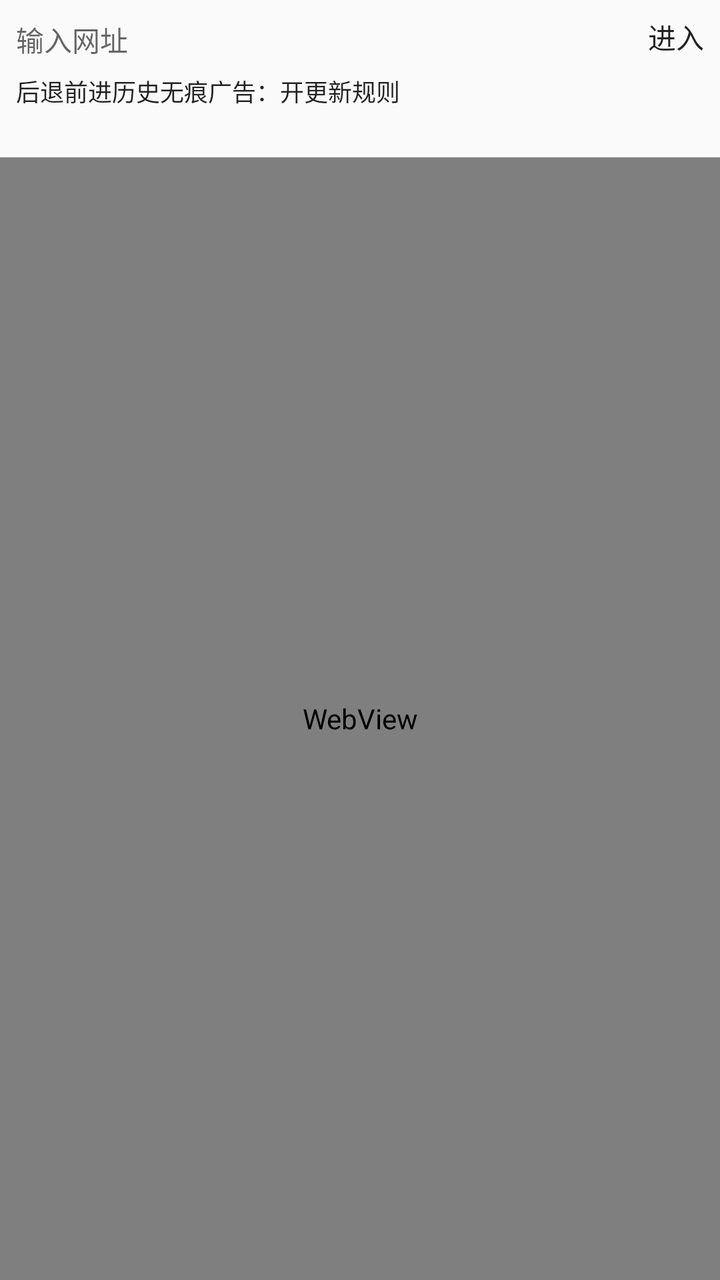
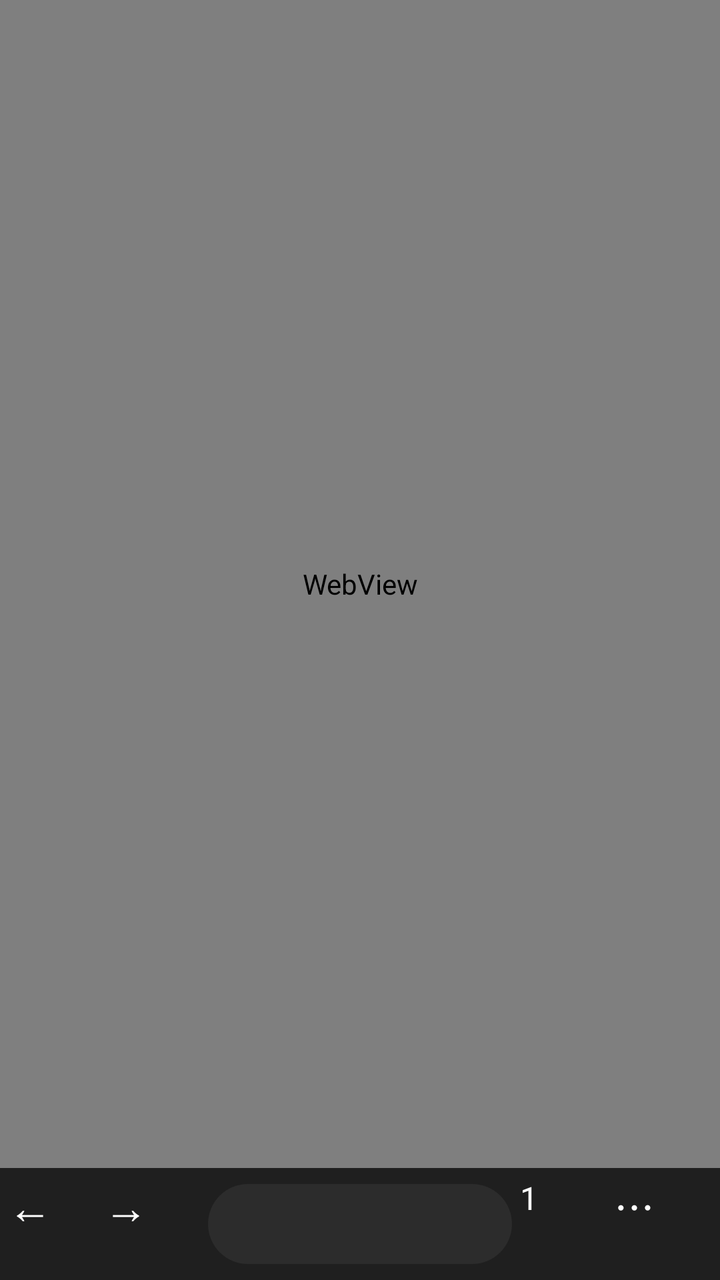

Before-and-after screenshots of an Android layout around one commit, followed by the original layout XML and the change that was made.
<!-- AndroidManifest.xml: application theme android:Theme.Material.Light.NoActionBar -->
<!-- res/layout/activity_main.xml -->
<?xml version="1.0" encoding="utf-8"?>
<LinearLayout xmlns:android="http://schemas.android.com/apk/res/android"
    android:layout_width="match_parent"
    android:layout_height="match_parent"
    android:orientation="vertical">

    <LinearLayout
        android:layout_width="match_parent"
        android:layout_height="wrap_content"
        android:orientation="horizontal"
        android:padding="8dp">

        <EditText
            android:id="@+id/address_bar"
            android:layout_width="0dp"
            android:layout_height="wrap_content"
            android:layout_weight="1"
            android:hint="@string/address_hint"
            android:inputType="textUri"
            android:imeOptions="actionGo"
            android:singleLine="true" />

        <Button
            android:id="@+id/go_button"
            android:layout_width="wrap_content"
            android:layout_height="wrap_content"
            android:text="@string/go" />

    </LinearLayout>

    <HorizontalScrollView
        android:layout_width="match_parent"
        android:layout_height="wrap_content">

        <LinearLayout
            android:layout_width="wrap_content"
            android:layout_height="wrap_content"
            android:orientation="horizontal"
            android:paddingStart="8dp"
            android:paddingEnd="8dp"
            android:paddingBottom="4dp">

            <Button
                android:id="@+id/back_button"
                android:layout_width="wrap_content"
                android:layout_height="wrap_content"
                android:textSize="12sp"
                android:text="@string/back" />

            <Button
                android:id="@+id/forward_button"
                android:layout_width="wrap_content"
                android:layout_height="wrap_content"
                android:textSize="12sp"
                android:text="@string/forward" />

            <Button
                android:id="@+id/history_button"
                android:layout_width="wrap_content"
                android:layout_height="wrap_content"
                android:textSize="12sp"
                android:text="@string/history" />

            <Button
                android:id="@+id/incognito_button"
                android:layout_width="wrap_content"
                android:layout_height="wrap_content"
                android:textSize="12sp"
                android:text="@string/incognito" />

            <Button
                android:id="@+id/adblock_button"
                android:layout_width="wrap_content"
                android:layout_height="wrap_content"
                android:textSize="12sp"
                android:text="@string/adblock_on" />

            <Button
                android:id="@+id/update_rules_button"
                android:layout_width="wrap_content"
                android:layout_height="wrap_content"
                android:textSize="12sp"
                android:text="@string/update_rules" />

        </LinearLayout>

    </HorizontalScrollView>

    <ProgressBar
        android:id="@+id/progress_bar"
        style="?android:attr/progressBarStyleHorizontal"
        android:layout_width="match_parent"
        android:layout_height="4dp"
        android:max="100"
        android:visibility="gone" />

    <TextView
        android:id="@+id/status_view"
        android:layout_width="match_parent"
        android:layout_height="wrap_content"
        android:paddingStart="12dp"
        android:paddingEnd="12dp"
        android:paddingTop="2dp"
        android:paddingBottom="2dp"
        android:textSize="12sp" />

    <WebView
        android:id="@+id/webview"
        android:layout_width="match_parent"
        android:layout_height="0dp"
        android:layout_weight="1" />

</LinearLayout>
<!-- resources referenced by this layout -->
<resources>
  <string name="adblock_on">广告：开</string>
  <string name="address_hint">输入网址</string>
  <string name="back">后退</string>
  <string name="forward">前进</string>
  <string name="go">进入</string>
  <string name="history">历史</string>
  <string name="incognito">无痕</string>
  <string name="update_rules">更新规则</string>
</resources>

<!-- the commit's change to res/layout/activity_main.xml (unified diff, before → after) -->
@@ -1,113 +1,160 @@
 <?xml version="1.0" encoding="utf-8"?>
-<LinearLayout xmlns:android="http://schemas.android.com/apk/res/android"
+<RelativeLayout xmlns:android="http://schemas.android.com/apk/res/android"
     android:layout_width="match_parent"
     android:layout_height="match_parent"
-    android:orientation="vertical">
+    android:background="#121212">
 
+    
     <LinearLayout
+        android:id="@+id/bottom_bar"
+        android:layout_width="match_parent"
+        android:layout_height="56dp"
+        android:layout_alignParentBottom="true"
+        android:background="#1F1F1F"
+        android:gravity="center_vertical"
+        android:orientation="horizontal"
+        android:paddingStart="4dp"
+        android:paddingEnd="4dp">
+
+        <Button
+            android:id="@+id/back_button"
+            android:layout_width="48dp"
+            android:layout_height="48dp"
+            android:background="?android:attr/selectableItemBackground"
+            android:text="←"
+            android:textColor="#FFFFFF"
+            android:textSize="22sp" />
+
+        <Button
+            android:id="@+id/forward_button"
+            android:layout_width="48dp"
+            android:layout_height="48dp"
+            android:background="?android:attr/selectableItemBackground"
+            android:text="→"
+            android:textColor="#FFFFFF"
+            android:textSize="22sp" />
+
+        <TextView
+            android:id="@+id/address_pill"
+            android:layout_width="0dp"
+            android:layout_height="40dp"
+            android:layout_weight="1"
+            android:layout_marginStart="4dp"
+            android:layout_marginEnd="4dp"
+            android:background="@drawable/pill_bg"
+            android:clickable="true"
+            android:ellipsize="end"
+            android:focusable="true"
+            android:gravity="center_vertical"
+            android:paddingStart="14dp"
+            android:paddingEnd="14dp"
+            android:singleLine="true"
+            android:textColor="#E0E0E0"
+            android:textSize="14sp" />
+
+        <Button
+            android:id="@+id/tabs_button"
+            android:layout_width="48dp"
+            android:layout_height="48dp"
+            android:background="?android:attr/selectableItemBackground"
+            android:text="1"
+            android:textColor="#FFFFFF"
+            android:textSize="16sp" />
+
+        <Button
+            android:id="@+id/menu_button"
+            android:layout_width="48dp"
+            android:layout_height="48dp"
+            android:background="?android:attr/selectableItemBackground"
+            android:text="⋯"
+            android:textColor="#FFFFFF"
+            android:textSize="22sp" />
+
+    </LinearLayout>
+
+    
+    <LinearLayout
+        android:id="@+id/find_bar"
         android:layout_width="match_parent"
         android:layout_height="wrap_content"
+        android:layout_above="@id/bottom_bar"
+        android:background="#1F1F1F"
+        android:gravity="center_vertical"
         android:orientation="horizontal"
-        android:padding="8dp">
+        android:padding="6dp"
+        android:visibility="gone">
 
         <EditText
-            android:id="@+id/address_bar"
+            android:id="@+id/find_input"
             android:layout_width="0dp"
             android:layout_height="wrap_content"
             android:layout_weight="1"
-            android:hint="@string/address_hint"
-            android:inputType="textUri"
-            android:imeOptions="actionGo"
-            android:singleLine="true" />
+            android:hint="在页面上查找"
+            android:imeOptions="actionSearch"
+            android:inputType="text"
+            android:singleLine="true"
+            android:textColor="#FFFFFF"
+            android:textColorHint="#888888"
+            android:textSize="14sp" />
 
         <Button
-            android:id="@+id/go_button"
+            android:id="@+id/find_prev"
             android:layout_width="wrap_content"
             android:layout_height="wrap_content"
-            android:text="@string/go" />
+            android:text="↑"
+            android:textColor="#FFFFFF" />
+
+        <Button
+            android:id="@+id/find_next"
+            android:layout_width="wrap_content"
+            android:layout_height="wrap_content"
+            android:text="↓"
+            android:textColor="#FFFFFF" />
+
+        <Button
+            android:id="@+id/find_close"
+            android:layout_width="wrap_content"
+            android:layout_height="wrap_content"
+            android:text="✕"
+            android:textColor="#FFFFFF" />
 
     </LinearLayout>
 
-    <HorizontalScrollView
+    
+    <FrameLayout
         android:layout_width="match_parent"
-        android:layout_height="wrap_content">
+        android:layout_height="match_parent"
+        android:layout_above="@id/find_bar">
 
-        <LinearLayout
+        <WebView
+            android:id="@+id/webview"
+            android:layout_width="match_parent"
+            android:layout_height="match_parent" />
+
+        <ProgressBar
+            android:id="@+id/progress_bar"
+            style="?android:attr/progressBarStyleHorizontal"
+            android:layout_width="match_parent"
+            android:layout_height="4dp"
+            android:layout_gravity="top"
+            android:max="100"
+            android:visibility="gone" />
+
+        <TextView
+            android:id="@+id/status_view"
             android:layout_width="wrap_content"
             android:layout_height="wrap_content"
-            android:orientation="horizontal"
-            android:paddingStart="8dp"
-            android:paddingEnd="8dp"
-            android:paddingBottom="4dp">
+            android:layout_gravity="top|center_horizontal"
+            android:layout_marginTop="10dp"
+            android:background="#CC1F1F1F"
+            android:paddingStart="14dp"
+            android:paddingEnd="14dp"
+            android:paddingTop="8dp"
+            android:paddingBottom="8dp"
+            android:textColor="#FFFFFF"
+            android:textSize="13sp"
+            android:visibility="gone" />
 
-            <Button
-                android:id="@+id/back_button"
-                android:layout_width="wrap_content"
-                android:layout_height="wrap_content"
-                android:textSize="12sp"
-                android:text="@string/back" />
+    </FrameLayout>
 
-            <Button
-                android:id="@+id/forward_button"
-                android:layout_width="wrap_content"
-                android:layout_height="wrap_content"
-                android:textSize="12sp"
-                android:text="@string/forward" />
-
-            <Button
-                android:id="@+id/history_button"
-                android:layout_width="wrap_content"
-                android:layout_height="wrap_content"
-                android:textSize="12sp"
-                android:text="@string/history" />
-
-            <Button
-                android:id="@+id/incognito_button"
-                android:layout_width="wrap_content"
-                android:layout_height="wrap_content"
-                android:textSize="12sp"
-                android:text="@string/incognito" />
-
-            <Button
-                android:id="@+id/adblock_button"
-                android:layout_width="wrap_content"
-                android:layout_height="wrap_content"
-                android:textSize="12sp"
-                android:text="@string/adblock_on" />
-
-            <Button
-                android:id="@+id/update_rules_button"
-                android:layout_width="wrap_content"
-                android:layout_height="wrap_content"
-                android:textSize="12sp"
-                android:text="@string/update_rules" />
-
-        </LinearLayout>
-
-    </HorizontalScrollView>
-
-    <ProgressBar
-        android:id="@+id/progress_bar"
-        style="?android:attr/progressBarStyleHorizontal"
-        android:layout_width="match_parent"
-        android:layout_height="4dp"
-        android:max="100"
-        android:visibility="gone" />
-
-    <TextView
-        android:id="@+id/status_view"
-        android:layout_width="match_parent"
-        android:layout_height="wrap_content"
-        android:paddingStart="12dp"
-        android:paddingEnd="12dp"
-        android:paddingTop="2dp"
-        android:paddingBottom="2dp"
-        android:textSize="12sp" />
-
-    <WebView
-        android:id="@+id/webview"
-        android:layout_width="match_parent"
-        android:layout_height="0dp"
-        android:layout_weight="1" />
-
-</LinearLayout>
+</RelativeLayout>
<!-- resource entries referenced after the edit -->
@@ -1,12 +1,11 @@
 <!-- resources referenced by this layout -->
 <resources>
-  <string name="adblock_on">广告：开</string>
-  <string name="address_hint">输入网址</string>
-  <string name="back">后退</string>
-  <string name="forward">前进</string>
-  <string name="go">进入</string>
-  <string name="history">历史</string>
-  <string name="incognito">无痕</string>
-  <string name="update_rules">更新规则</string>
+  <!-- drawable pill_bg (drawable) -->
+  <?xml version="1.0" encoding="utf-8"?>
+  <shape xmlns:android="http://schemas.android.com/apk/res/android"
+      android:shape="rectangle">
+      <corners android:radius="20dp" />
+      <solid android:color="#2C2C2C" />
+  </shape>
 </resources>
 
